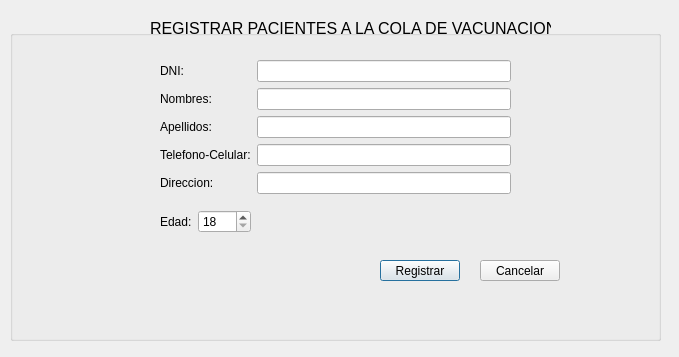
Old version of the form PAF_GUI/PAF_GRUPO_01_GUI/registrarcolapacientesgui.ui in the repository JMOrbegoso/USS-2021-II-PP.
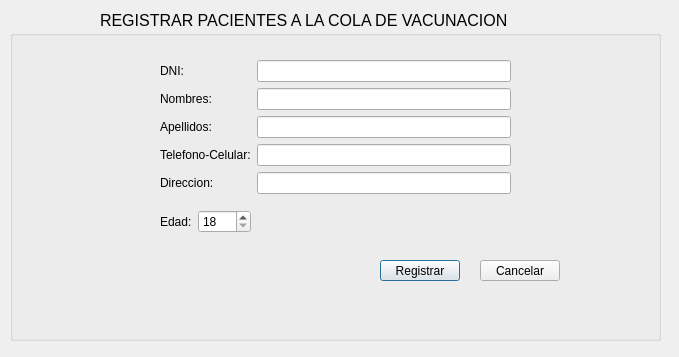
New version of the form.

```diff
--- a/PAF_GUI/PAF_GRUPO_01_GUI/registrarcolapacientesgui.ui
+++ b/PAF_GUI/PAF_GRUPO_01_GUI/registrarcolapacientesgui.ui
@@ -16,10 +16,10 @@
   <widget class="QLabel" name="label">
    <property name="geometry">
     <rect>
-     <x>150</x>
-     <y>20</y>
-     <width>401</width>
-     <height>16</height>
+     <x>100</x>
+     <y>10</y>
+     <width>471</width>
+     <height>20</height>
     </rect>
    </property>
    <property name="font">
@@ -49,7 +49,7 @@
       <x>150</x>
       <y>30</y>
       <width>351</width>
-      <height>141</height>
+      <height>150</height>
      </rect>
     </property>
     <layout class="QFormLayout" name="formLayout">
```
